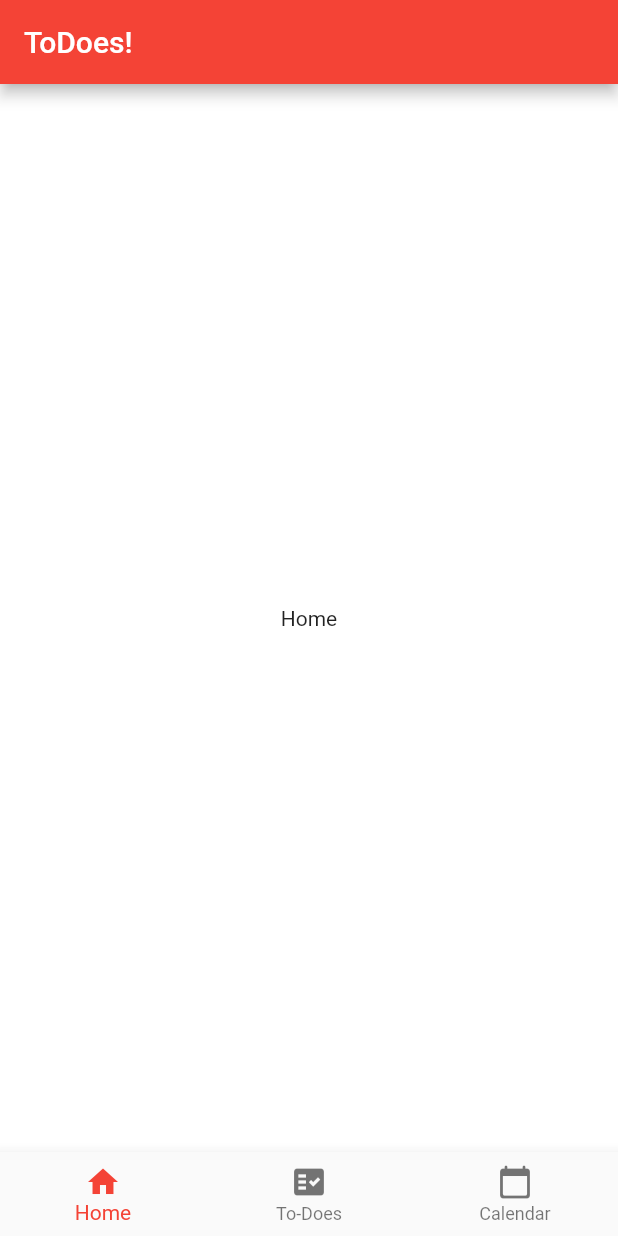
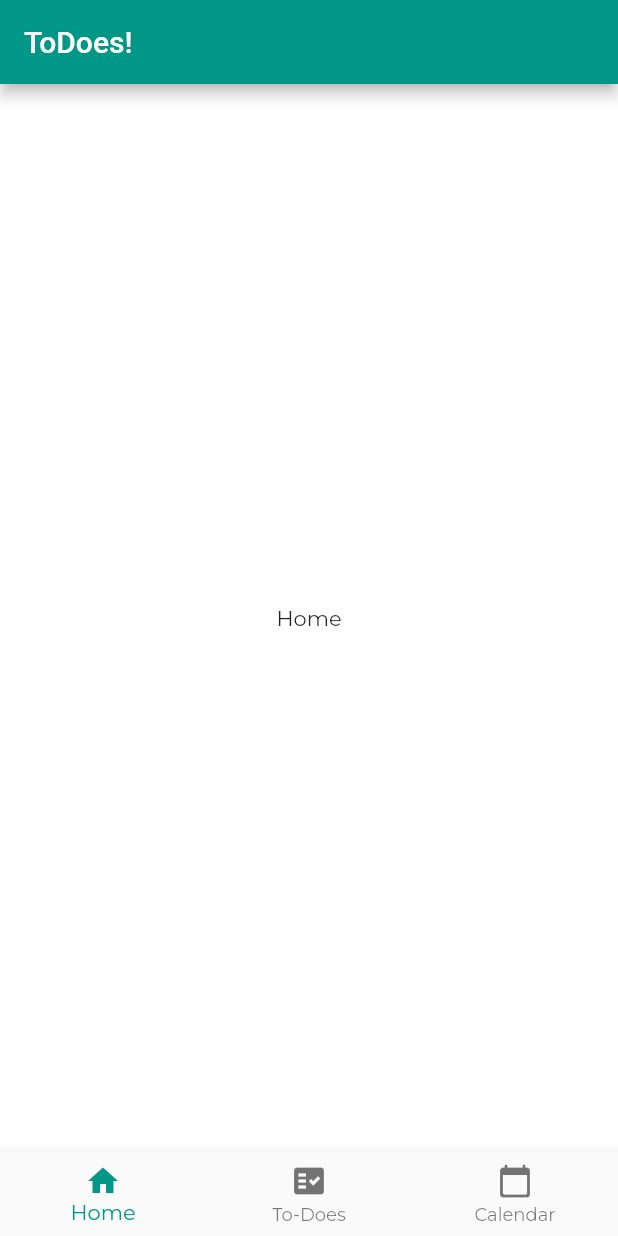
Before and after one commit to REALSDEALS/ToDoes, a Flutter app: the screen it shows after launch, on a phone screen of 412 x 824 dp. Run offline on Flutter 3.47's test engine with Material 2 defaults, Android fonts, the phone set to English and light mode, and no system bars; our stand-ins replace google_fonts.

Commit message:
Implement Google Fonts #5

```diff
--- a/todoes/lib/homescreen.dart
+++ b/todoes/lib/homescreen.dart
@@ -1,4 +1,5 @@
 import 'package:flutter/material.dart';
+import 'package:google_fonts/google_fonts.dart';
 
 class Home extends StatelessWidget {
   @override
--- a/todoes/lib/main.dart
+++ b/todoes/lib/main.dart
@@ -1,5 +1,6 @@
 import 'package:flutter/material.dart';
 import 'package:todoes/nav.dart';
+import 'package:google_fonts/google_fonts.dart';
 
 void main() {
   runApp(MyApp());
@@ -9,8 +10,13 @@ class MyApp extends StatelessWidget {
   @override
   Widget build(BuildContext context) {
     return MaterialApp(
-      title: 'Bottom Navigation Bar',
+      title: 'ToDoes!',
       home: Nav(),
+      theme: ThemeData(
+        textTheme: GoogleFonts.montserratTextTheme(
+          Theme.of(context).textTheme,
+        ),
+      ),
     );
   }
 }
--- a/todoes/lib/nav.dart
+++ b/todoes/lib/nav.dart
@@ -1,5 +1,6 @@
 import 'package:flutter/material.dart';
 import 'package:todoes/homescreen.dart';
+import 'package:google_fonts/google_fonts.dart';
 
 class Nav extends StatefulWidget {
   @override
@@ -26,7 +27,7 @@ class _NavState extends State<Nav> {
       backgroundColor: Colors.white,
       appBar: AppBar(
         title: Text('ToDoes!'),
-        backgroundColor: Colors.red,
+        backgroundColor: Colors.teal,
       ),
       body: Center(
         child: _widgetOptions.elementAt(_SelectedIndex),
@@ -48,7 +49,7 @@ class _NavState extends State<Nav> {
         ],
         currentIndex: _SelectedIndex,
         onTap: _OnItemTap,
-        selectedItemColor: Colors.red,
+        selectedItemColor: Colors.teal,
       ),
     );
   }
--- a/todoes/pubspec.yaml
+++ b/todoes/pubspec.yaml
@@ -28,6 +28,7 @@ dependencies:
   # The following adds the Cupertino Icons font to your application.
   # Use with the CupertinoIcons class for iOS style icons.
   cupertino_icons: ^1.0.2
+  google_fonts: ^2.0.0
 
 dev_dependencies:
   flutter_test:
```
Also changed, not shown: todoes/assets/images/myLogo.png (added), todoes/pubspec.lock, 1 other file.
